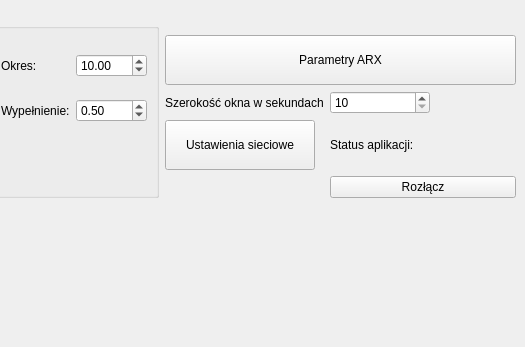
The window that projektUAR-master/mainwindow.ui (IgorStarnowski/Projekt-Sieci) describes before a commit, drawn with Qt 5; both pictures show x 575 to 1100 and y 0 to 347 of the 1100 by 800 pixel window.
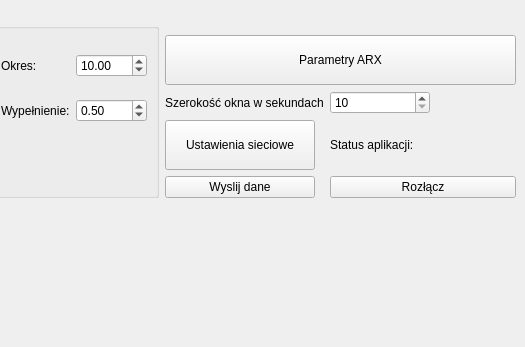
The same window after the commit.

```diff
--- a/projektUAR-master/mainwindow.ui
+++ b/projektUAR-master/mainwindow.ui
@@ -296,6 +296,19 @@
           </property>
          </widget>
         </item>
+        <item row="5" column="0">
+         <widget class="QPushButton" name="btnWyslij">
+          <property name="minimumSize">
+           <size>
+            <width>150</width>
+            <height>0</height>
+           </size>
+          </property>
+          <property name="text">
+           <string>Wyslij dane</string>
+          </property>
+         </widget>
+        </item>
        </layout>
       </item>
      </layout>
```
